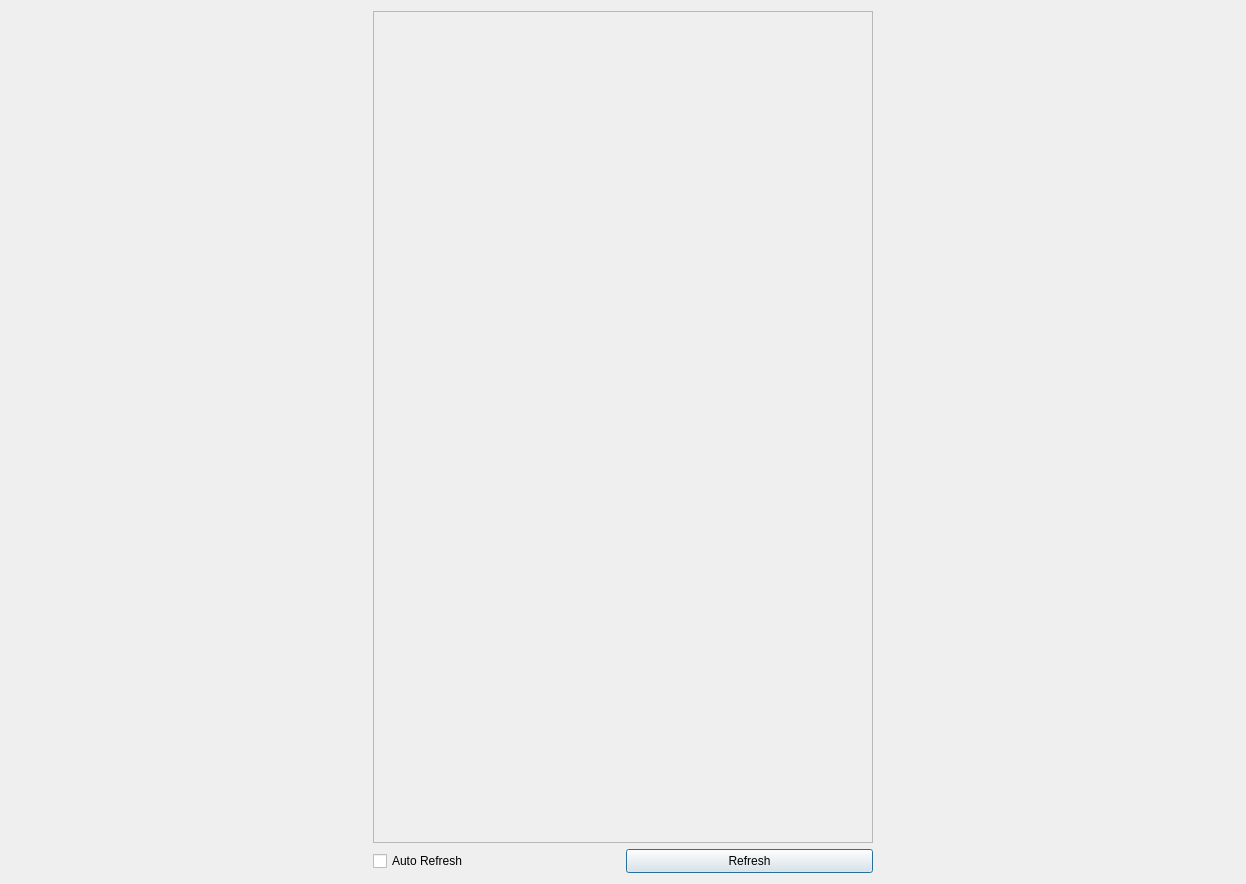
First picture: the form in SciDataTool/GUI/DDataPlotter/DDataPlotter.ui, repository Eomys/SciDataTool, before the edit.
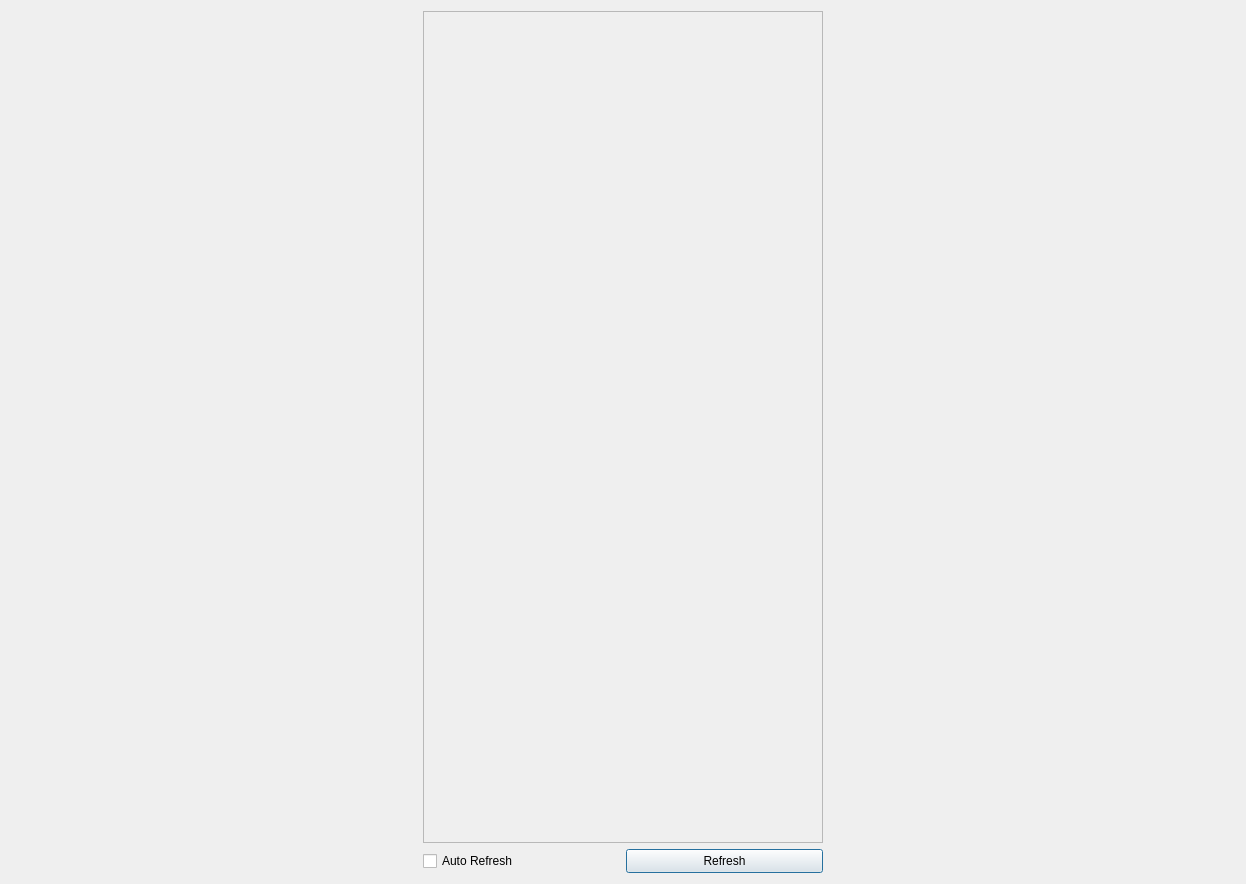
Second picture: the form after the edit. Custom widgets are drawn as their Qt base class.

Commit message: [CO] FIxing issues with size of button + scroll area

What changed in the file:
```diff
--- a/SciDataTool/GUI/DDataPlotter/DDataPlotter.ui
+++ b/SciDataTool/GUI/DDataPlotter/DDataPlotter.ui
@@ -92,17 +92,23 @@
    <item row="0" column="1">
     <widget class="QScrollArea" name="w_scroll">
      <property name="sizePolicy">
-      <sizepolicy hsizetype="Fixed" vsizetype="Expanding">
+      <sizepolicy hsizetype="Preferred" vsizetype="Expanding">
        <horstretch>0</horstretch>
        <verstretch>0</verstretch>
       </sizepolicy>
      </property>
      <property name="minimumSize">
       <size>
-       <width>500</width>
+       <width>200</width>
        <height>0</height>
       </size>
      </property>
+     <property name="maximumSize">
+      <size>
+       <width>400</width>
+       <height>16777215</height>
+      </size>
+     </property>
      <property name="horizontalScrollBarPolicy">
       <enum>Qt::ScrollBarAsNeeded</enum>
      </property>
@@ -114,8 +120,8 @@
        <rect>
         <x>0</x>
         <y>0</y>
-        <width>498</width>
-        <height>827</height>
+        <width>398</width>
+        <height>823</height>
        </rect>
       </property>
       <layout class="QVBoxLayout" name="lay_scroll">
```
The commit also changes 3 other files.
